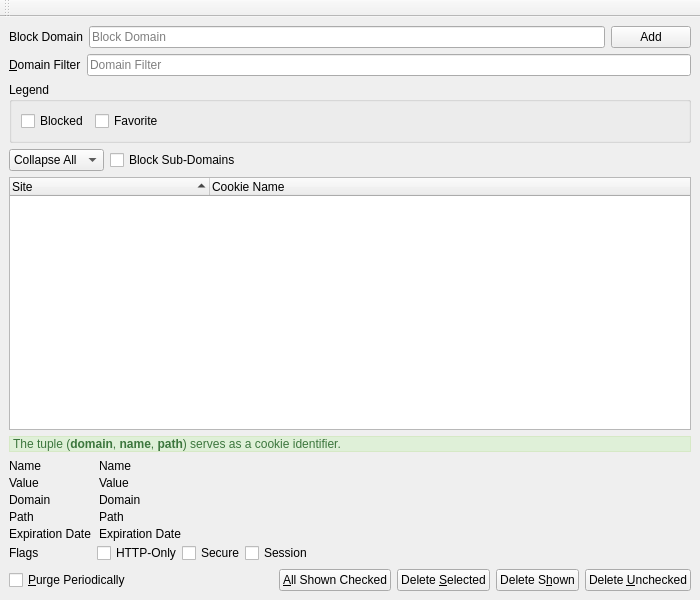
Old version of the form UI/dooble_cookies_window.ui in the repository textbrowser/dooble.
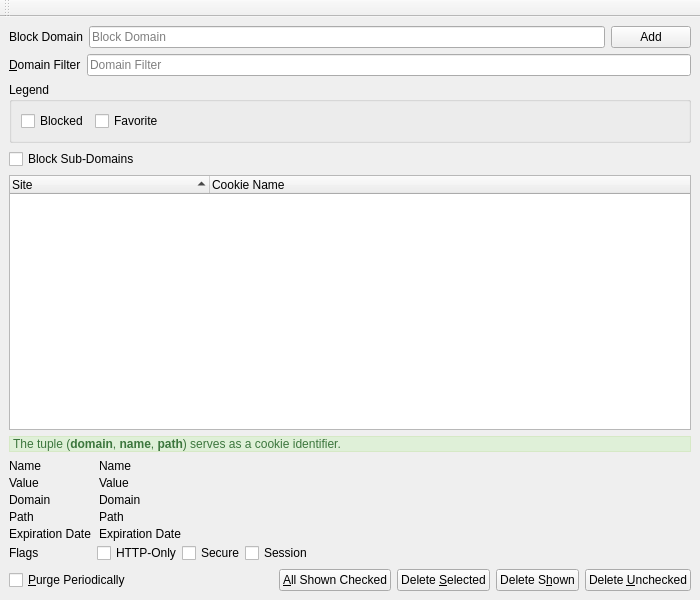
New version of the form. Icons and pictures are not drawn. Custom widgets are drawn as their Qt base class.

Commit message: Fancy cookie button.

What changed in the file:
```diff
--- a/UI/dooble_cookies_window.ui
+++ b/UI/dooble_cookies_window.ui
@@ -351,23 +351,6 @@
     </item>
     <item>
      <layout class="QHBoxLayout" name="horizontalLayout_6">
-      <item>
-       <widget class="QComboBox" name="collapse">
-        <property name="sizeAdjustPolicy">
-         <enum>QComboBox::AdjustToContents</enum>
-        </property>
-        <item>
-         <property name="text">
-          <string>Collapse All</string>
-         </property>
-        </item>
-        <item>
-         <property name="text">
-          <string>Expand All</string>
-         </property>
-        </item>
-       </widget>
-      </item>
       <item>
        <widget class="QCheckBox" name="block_subdomains">
         <property name="toolTip">
@@ -419,6 +402,9 @@
       <property name="animated">
        <bool>true</bool>
       </property>
+      <attribute name="headerMinimumSectionSize">
+       <number>150</number>
+      </attribute>
       <attribute name="headerDefaultSectionSize">
        <number>200</number>
       </attribute>
```
Left out of the diff: 1 changed line with no effect on the pictures. The commit also changes 2 other files.
